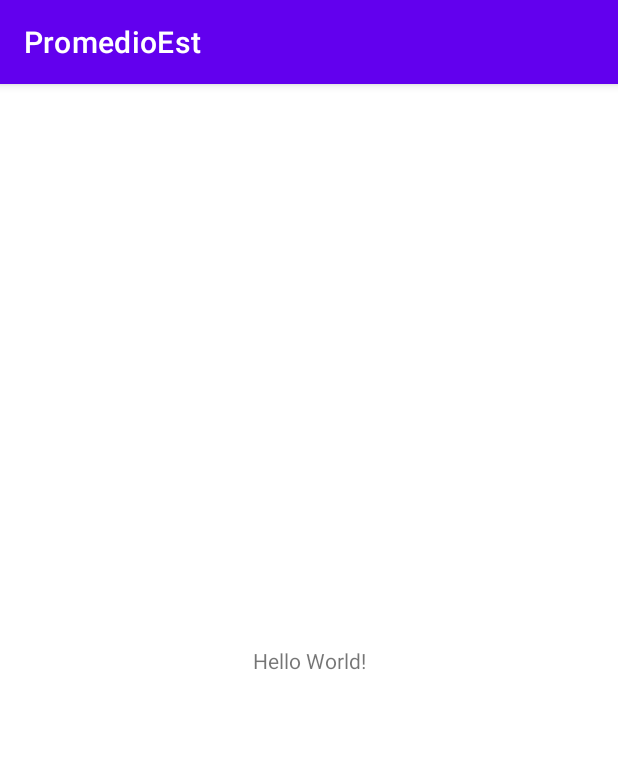
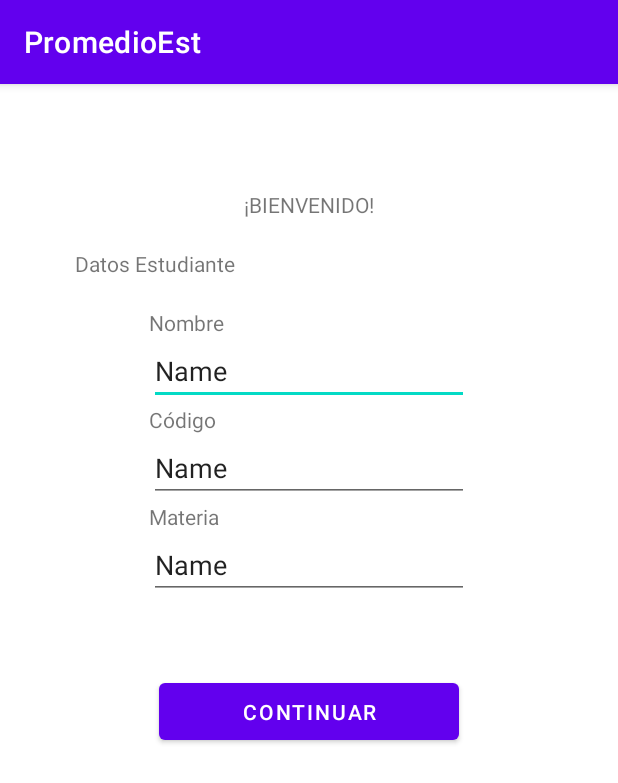
Before and after one commit to Crisjaroca/Laboratorio-Promedio, an Android app: the screen it shows after launch (MainActivity), on a phone screen of 412 x 824 dp. Shown: the top 783 px of the screen. Run offline under Robolectric (Android 15) with nearby library versions, the phone set to English and light mode, and no system bars.

Commit message:
PreDiseño Interfaz de Inicio

```diff
--- a/app/src/main/res/layout/activity_main.xml
+++ b/app/src/main/res/layout/activity_main.xml
@@ -7,12 +7,97 @@
     tools:context=".MainActivity">
 
     <TextView
+        android:id="@+id/textView2"
         android:layout_width="wrap_content"
         android:layout_height="wrap_content"
-        android:text="Hello World!"
+        android:layout_marginStart="32dp"
+        android:layout_marginTop="24dp"
+        android:layout_marginEnd="32dp"
+        android:text="¡BIENVENIDO!"
         app:layout_constraintBottom_toBottomOf="parent"
         app:layout_constraintEnd_toEndOf="parent"
         app:layout_constraintStart_toStartOf="parent"
-        app:layout_constraintTop_toTopOf="parent" />
+        app:layout_constraintTop_toTopOf="parent"
+        app:layout_constraintVertical_bias="0.064" />
+
+    <TextView
+        android:id="@+id/textView5"
+        android:layout_width="match_parent"
+        android:layout_height="wrap_content"
+        android:layout_marginStart="50dp"
+        android:layout_marginTop="20dp"
+        android:layout_marginEnd="50dp"
+        android:text="Datos Estudiante"
+        app:layout_constraintEnd_toEndOf="parent"
+        app:layout_constraintStart_toStartOf="parent"
+        app:layout_constraintTop_toBottomOf="@+id/textView2" />
+
+    <LinearLayout
+        android:id="@+id/linearLayout"
+        android:layout_width="wrap_content"
+        android:layout_height="wrap_content"
+        android:layout_marginStart="20dp"
+        android:layout_marginTop="20dp"
+        android:layout_marginEnd="20dp"
+        android:orientation="vertical"
+        app:layout_constraintEnd_toEndOf="parent"
+        app:layout_constraintStart_toStartOf="parent"
+        app:layout_constraintTop_toBottomOf="@+id/textView5">
+
+        <TextView
+            android:id="@+id/textView"
+            android:layout_width="match_parent"
+            android:layout_height="wrap_content"
+            android:text="Nombre" />
+
+        <EditText
+            android:id="@+id/nombreEst"
+            android:layout_width="match_parent"
+            android:layout_height="wrap_content"
+            android:ems="10"
+            android:inputType="textPersonName"
+            android:text="Name" />
+
+        <TextView
+            android:id="@+id/textView3"
+            android:layout_width="match_parent"
+            android:layout_height="wrap_content"
+            android:text="Código" />
+
+        <EditText
+            android:id="@+id/codigoEst"
+            android:layout_width="match_parent"
+            android:layout_height="wrap_content"
+            android:ems="10"
+            android:inputType="textPersonName"
+            android:text="Name" />
+
+        <TextView
+            android:id="@+id/textView4"
+            android:layout_width="match_parent"
+            android:layout_height="wrap_content"
+            android:text="Materia" />
+
+        <EditText
+            android:id="@+id/materiaEst"
+            android:layout_width="match_parent"
+            android:layout_height="wrap_content"
+            android:ems="10"
+            android:inputType="textPersonName"
+            android:text="Name" />
+
+    </LinearLayout>
+
+    <Button
+        android:id="@+id/continuarBtn"
+        android:layout_width="200dp"
+        android:layout_height="50dp"
+        android:layout_marginStart="50dp"
+        android:layout_marginTop="50dp"
+        android:layout_marginEnd="50dp"
+        android:text="Continuar"
+        app:layout_constraintEnd_toEndOf="parent"
+        app:layout_constraintStart_toStartOf="parent"
+        app:layout_constraintTop_toBottomOf="@+id/linearLayout" />
 
 </androidx.constraintlayout.widget.ConstraintLayout>
```
